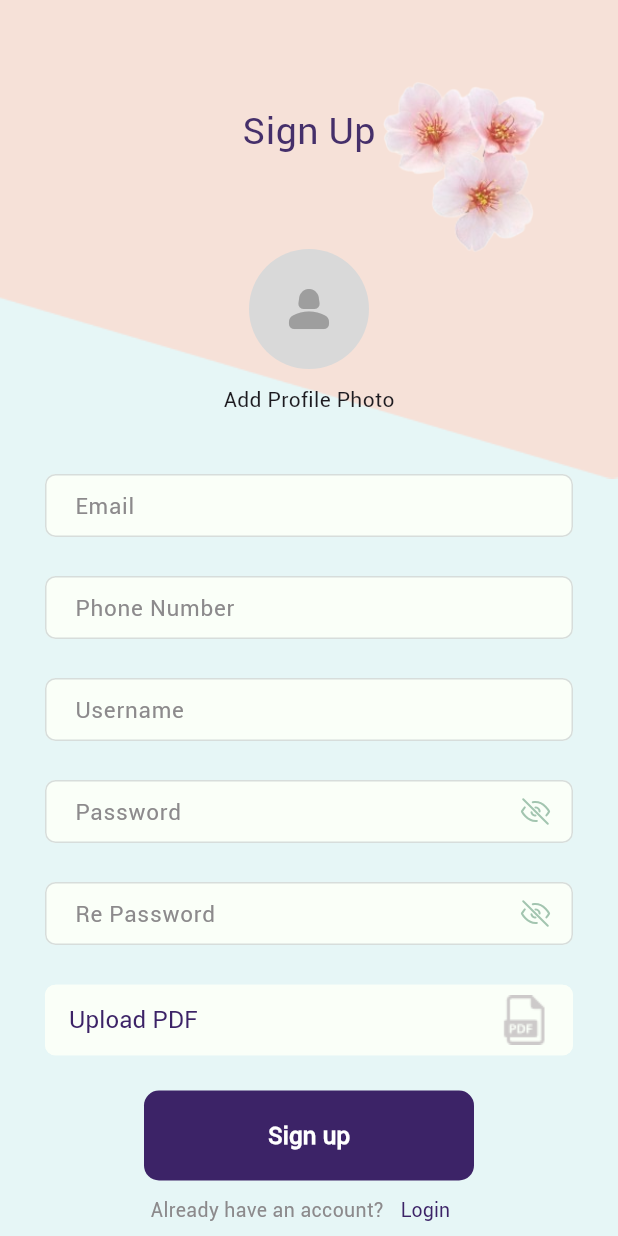
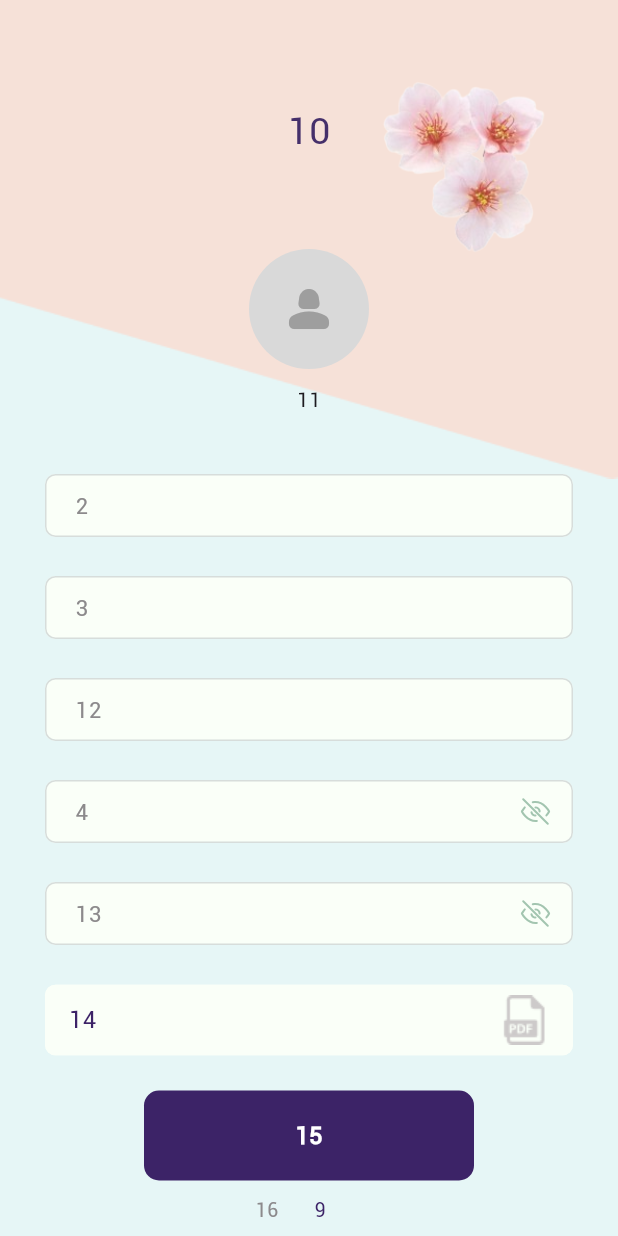
Before and after one commit to islamalabed20/online_flower_shop_with_api, a Flutter app: the screen it shows after launch, on a phone screen of 412 x 824 dp. Run offline on Flutter 3.47's test engine with Material 3 defaults, Android fonts, the phone set to English and light mode, and no system bars; our stand-ins replace dio, file_picker, flutter_screenutil, flutter_svg, fluttertoast, get and 6 more; project files that could hold a hidden picture were left out.

Commit message:
add arabic language

```diff
--- a/lib/view/login.dart
+++ b/lib/view/login.dart
@@ -74,7 +74,7 @@ class LoginPage extends StatelessWidget {
                     padding:
                         EdgeInsets.only(left: _deviceWidth * 0.01, bottom: 30),
                     child: Text(
-                      "Logo".tr,
+                      "1".tr,
                       style: TextStyle(
                         fontSize: _deviceWidth * 0.15,
                         fontWeight: FontWeight.w800,
@@ -88,7 +88,7 @@ class LoginPage extends StatelessWidget {
                     builder: (controller) {
                       return CustomTextField(
                         textController: controller.emailController,
-                        labelText: "Email",
+                        labelText: "2".tr,
                         errorText: controller.emailError,
                         keyboardType: TextInputType.emailAddress,
                         onFocusChange: (isFocused) {
@@ -109,7 +109,7 @@ class LoginPage extends StatelessWidget {
                     builder: (controller) {
                       return CustomTextField(
                         textController: controller.phoneController,
-                        labelText: "Phone Number",
+                        labelText: "3".tr,
                         errorText: controller.phoneError,
                         keyboardType: TextInputType.phone,
                         onFocusChange: (isFocused) {
@@ -130,7 +130,7 @@ class LoginPage extends StatelessWidget {
                     builder: (controller) => CustomTextField(
                       textController: controller.passwordController,
                       obscureText: controller.hidePassword,
-                      labelText: "Password",
+                      labelText: "4".tr,
                       errorText: controller.passwordError,
                       iconPath: (controller.hidePassword)
                           ? "assets/icons/visibility_off.svg"
@@ -153,7 +153,7 @@ class LoginPage extends StatelessWidget {
                   Column(
                     children: [
                       Text(
-                        "Should be none less than 8 characters ".tr,
+                        "5 ".tr,
                         style: TextStyle(
                           color: Theme.of(context).brightness == Brightness.dark
                               ? Colors.white
@@ -162,7 +162,7 @@ class LoginPage extends StatelessWidget {
                         ),
                       ),
                       Text(
-                        "Forget password?".tr,
+                        "6".tr,
                         style: TextStyle(
                           fontWeight: FontWeight.w500,
                           color: Theme.of(context).brightness == Brightness.dark
@@ -178,7 +178,7 @@ class LoginPage extends StatelessWidget {
                     mainAxisAlignment: MainAxisAlignment.center,
                     children: [
                       Text(
-                        "Dont have an account?".tr,
+                        "7".tr,
                         style: TextStyle(
                           fontSize: 12,
                           fontWeight: FontWeight.w700,
@@ -192,7 +192,7 @@ class LoginPage extends StatelessWidget {
                           Get.to(() => SignupPage());
                         },
                         child: Text(
-                          " Sign up".tr,
+                          "9".tr,
                           style: const TextStyle(
                             fontSize: 12,
                             fontWeight: FontWeight.w700,
--- a/lib/view/signup_page.dart
+++ b/lib/view/signup_page.dart
@@ -36,7 +36,7 @@ class SignupPage extends StatelessWidget {
                     children: [
                       const SizedBox(height: 70),
                       Text(
-                        'Sign Up'.tr,
+                        '10'.tr,
                         style: const TextStyle(
                             fontWeight: FontWeight.w400,
                             fontSize: 25,
@@ -47,7 +47,7 @@ class SignupPage extends StatelessWidget {
                       ),
                       _selectProfilePicture(),
                       const SizedBox(height: 10),
-                      Text("Add Profile Photo".tr),
+                      Text("11".tr),
                       const SizedBox(height: 40),
                       Padding(
                         padding: const EdgeInsets.symmetric(horizontal: 30.0),
@@ -56,7 +56,7 @@ class SignupPage extends StatelessWidget {
                           builder: (controller) {
                             return CustomTextField(
                               textController: controller.emailController,
-                              labelText: "Email",
+                              labelText: "2".tr,
                               errorText: controller.emailError,
                               keyboardType: TextInputType.emailAddress,
                               onFocusChange: (isFocused) {
@@ -80,7 +80,7 @@ class SignupPage extends StatelessWidget {
                           builder: (controller) {
                             return CustomTextField(
                               textController: controller.phoneController,
-                              labelText: "Phone Number",
+                              labelText: "3".tr,
                               errorText: controller.phoneError,
                               keyboardType: TextInputType.phone,
                               onFocusChange: (isFocused) {
@@ -104,7 +104,7 @@ class SignupPage extends StatelessWidget {
                           builder: (controller) {
                             return CustomTextField(
                               textController: controller.usernameController,
-                              labelText: "Username",
+                              labelText: "12".tr,
                               errorText: controller.usernameError,
                               onFocusChange: (isFocused) {
                                 if (!isFocused) {
@@ -127,7 +127,7 @@ class SignupPage extends StatelessWidget {
                           builder: (controller) {
                             return CustomTextField(
                               textController: controller.passwordController,
-                              labelText: "Password",
+                              labelText: "4".tr,
                               errorText: controller.passwordError,
                               obscureText: controller.hidePassword,
                               iconPath: (controller.hidePassword)
@@ -158,7 +158,7 @@ class SignupPage extends StatelessWidget {
                             return CustomTextField(
                               textController:
                                   controller.confirmPasswordController,
-                              labelText: "Re Password",
+                              labelText: "13".tr,
                               errorText: controller.confirmPasswordError,
                               obscureText: controller.hideConfirmPassword,
                               iconPath: (controller.hideConfirmPassword)
@@ -202,7 +202,7 @@ class SignupPage extends StatelessWidget {
                         mainAxisAlignment: MainAxisAlignment.center,
                         children: [
                           Text(
-                            "Already have an account?",
+                            "16".tr,
                             style: TextStyle(
                               fontFamily: "Roboto",
                               fontSize: 13,
@@ -279,9 +279,9 @@ class SignupPage extends StatelessWidget {
       child: Row(
         mainAxisAlignment: MainAxisAlignment.spaceBetween,
         children: [
-          const Text(
-            "Upload PDF ",
-            style: TextStyle(
+          Text(
+            "14".tr,
+            style: const TextStyle(
                 fontFamily: "Roboto",
                 fontSize: 16,
                 fontWeight: FontWeight.w500,
@@ -353,8 +353,8 @@ class SignupPage extends StatelessWidget {
       shape: RoundedRectangleBorder(
         borderRadius: BorderRadius.circular(10),
       ),
-      child: const Text("Sign up",
-          style: TextStyle(fontWeight: FontWeight.bold, fontSize: 16)),
+      child: Text("15".tr,
+          style: const TextStyle(fontWeight: FontWeight.bold, fontSize: 16)),
     );
   }
 
@@ -372,9 +372,9 @@ class SignupPage extends StatelessWidget {
           Color(0xff8C8A8C),
         ),
       ),
-      child: const Text(
-        "Login",
-        style: TextStyle(
+      child: Text(
+        "9".tr,
+        style: const TextStyle(
           fontFamily: "Roboto",
           fontSize: 13,
           color: Color(0xff3C2367),
```
